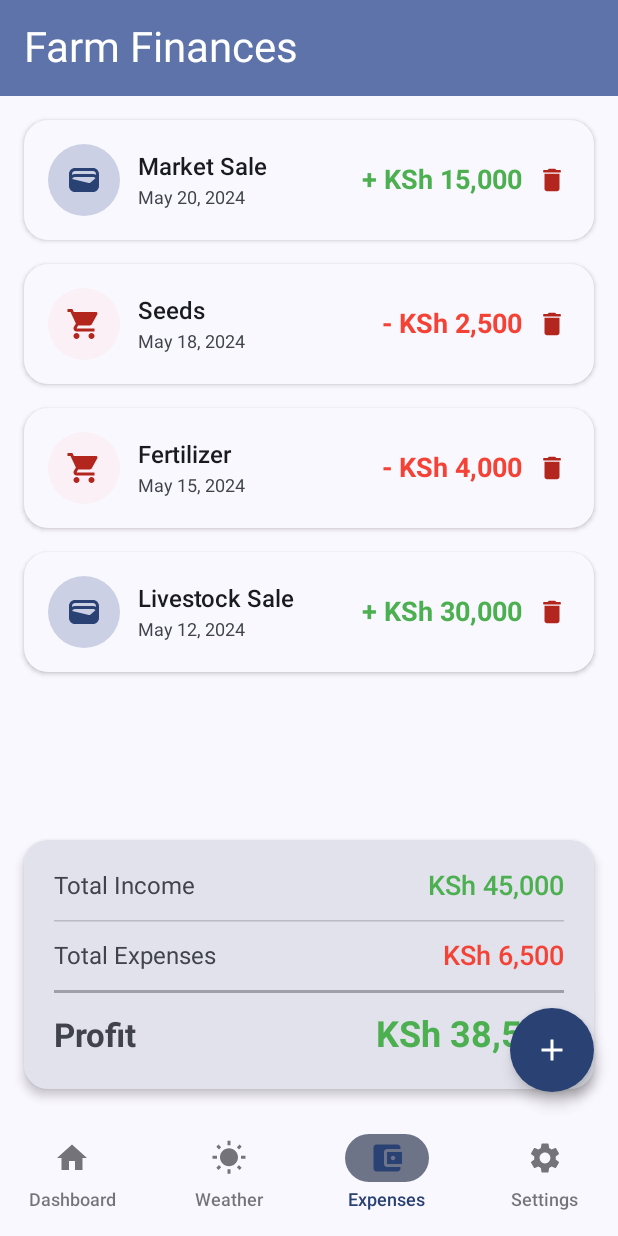
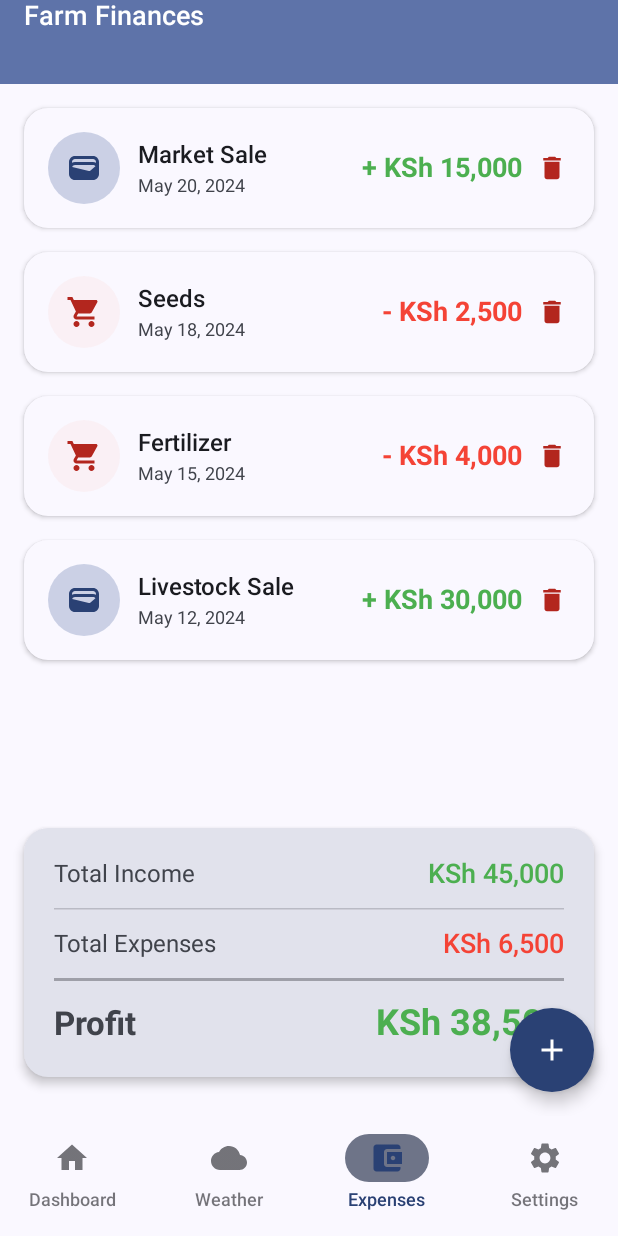
Before and after one commit to NovaStackv1/smartFarm-Kotlin, an Android app built with Jetpack Compose: the screen it shows after launch (MainActivity), item 3 of the bottom bar chosen, on a phone screen of 412 x 824 dp. Run offline under Robolectric (Android 15) with nearby library versions, the phone set to English and light mode, and no system bars; our stand-ins replace Dagger/Hilt's generated code, Timber.

Commit message:
fixed error on KSP

```diff
--- a/app/build.gradle.kts
+++ b/app/build.gradle.kts
@@ -64,6 +64,9 @@ dependencies {
     implementation(libs.androidx.credentials)
     implementation(libs.androidx.credentials.play.services.auth)
     implementation(libs.googleid)
+    implementation(platform(libs.firebase.bom))
+    implementation(libs.firebase.auth)
+
 
     testImplementation(libs.junit)
     androidTestImplementation(libs.androidx.junit)
@@ -73,9 +76,11 @@ dependencies {
     debugImplementation(libs.androidx.ui.tooling)
     debugImplementation(libs.androidx.ui.test.manifest)
 
+
     // Compose Animation
     implementation("androidx.compose.animation:animation:1.9.3")
     // for Google Sign-In
+    implementation("com.google.android.gms:play-services-auth:21.2.0")
     //implementation("com.google.android.gms:play-services-auth:21.4.0")
     implementation("androidx.credentials:credentials:1.3.0")
     implementation("androidx.credentials:credentials-play-services-auth:1.3.0")
--- a/app/src/main/java/com/example/smartfarm/navigation/Routes.kt
+++ b/app/src/main/java/com/example/smartfarm/navigation/Routes.kt
@@ -2,6 +2,7 @@ package com.example.smartfarm.navigation
 
 import androidx.compose.material.icons.Icons
 import androidx.compose.material.icons.filled.AccountBalanceWallet
+import androidx.compose.material.icons.filled.Cloud
 import androidx.compose.material.icons.filled.Dashboard
 import androidx.compose.material.icons.filled.Home
 import androidx.compose.material.icons.filled.Settings
@@ -29,7 +30,7 @@ sealed class BottomRoutes(
     val route: String
 ){
     object Home : BottomRoutes("Dashboard", Icons.Default.Home, Routes.Home.route)
-    object Weather : BottomRoutes("Weather", Icons.Default.WbSunny, Routes.Weather.route)
+    object Weather : BottomRoutes("Weather", Icons.Default.Cloud, Routes.Weather.route)
     object Expenses : BottomRoutes("Expenses", Icons.Default.AccountBalanceWallet, Routes.Expenses.route)
 
     object Settings : BottomRoutes("Settings", Icons.Default.Settings, Routes.Settings.route)
--- a/app/src/main/java/com/example/smartfarm/ui/features/finance/presentation/view/FinanceScreen.kt
+++ b/app/src/main/java/com/example/smartfarm/ui/features/finance/presentation/view/FinanceScreen.kt
@@ -36,15 +36,22 @@ fun FinanceScreen(
         topBar = {
             TopAppBar(
                 title = {
-                    Text(
-                        text = "Farm Finances",
-                        style = MaterialTheme.typography.headlineMedium
-                    )
+                    Box(
+                        modifier = Modifier
+                            .fillMaxWidth()
+                            .height(56.dp),
+                    ) {
+                        Text(
+                            text = "Farm Finances",
+                            style = MaterialTheme.typography.titleMedium
+                        )
+                    }
                 },
                 colors = TopAppBarDefaults.topAppBarColors(
                     containerColor = MaterialTheme.colorScheme.primaryContainer,
                     titleContentColor = MaterialTheme.colorScheme.onPrimaryContainer
-                )
+                ),
+                modifier = Modifier.height(56.dp)
             )
         },
         floatingActionButton = {
--- a/gradle/libs.versions.toml
+++ b/gradle/libs.versions.toml
@@ -37,7 +37,7 @@ androidx-credentials = { group = "androidx.credentials", name = "credentials", v
 androidx-credentials-play-services-auth = { group = "androidx.credentials", name = "credentials-play-services-auth", version.ref = "credentialsPlayServicesAuth" }
 googleid = { group = "com.google.android.libraries.identity.googleid", name = "googleid", version.ref = "googleid" }
 firebase-bom = { group = "com.google.firebase", name = "firebase-bom", version.ref = "firebaseBom" }
-firebase-auth-ktx = { group = "com.google.firebase", name = "firebase-auth-ktx" }
+firebase-auth = { group = "com.google.firebase", name = "firebase-auth", version.ref = "firebaseAuth" }
 
 [plugins]
 android-application = { id = "com.android.application", version.ref = "agp" }
```
